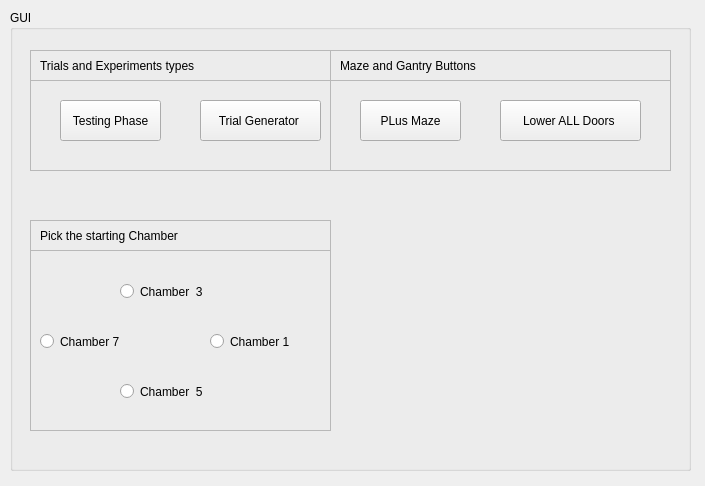
Old version of the form src/omniroute_operation/src/dynamic_training_controller/dynamic_training_controller_interface.ui in the repository NC4Lab/omniroute_ubuntu_ws.
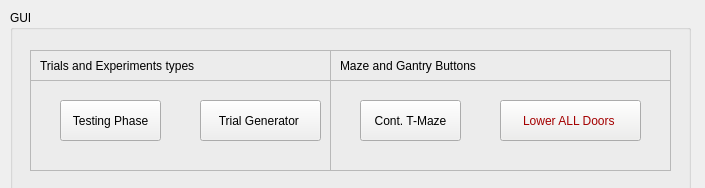
New version of the form.

Commit message: committing initial code for dynamic controller

Patch:
```diff
--- a/src/omniroute_operation/src/dynamic_training_controller/dynamic_training_controller_interface.ui
+++ b/src/omniroute_operation/src/dynamic_training_controller/dynamic_training_controller_interface.ui
@@ -7,7 +7,7 @@
     <x>0</x>
     <y>0</y>
     <width>705</width>
-    <height>486</height>
+    <height>188</height>
    </rect>
   </property>
   <property name="windowTitle">
@@ -19,7 +19,7 @@
      <x>10</x>
      <y>10</y>
      <width>681</width>
-     <height>461</height>
+     <height>191</height>
     </rect>
    </property>
    <property name="title">
@@ -50,7 +50,7 @@
       </rect>
      </property>
      <property name="text">
-      <string>PLus Maze</string>
+      <string>Cont. T-Maze</string>
      </property>
     </widget>
     <widget class="QPushButton" name="lowerAllDoorsBtn">
@@ -62,6 +62,157 @@
        <height>41</height>
       </rect>
      </property>
+     <property name="palette">
+      <palette>
+       <active>
+        <colorrole role="Button">
+         <brush brushstyle="SolidPattern">
+          <color alpha="255">
+           <red>238</red>
+           <green>238</green>
+           <blue>236</blue>
+          </color>
+         </brush>
+        </colorrole>
+        <colorrole role="Text">
+         <brush brushstyle="SolidPattern">
+          <color alpha="255">
+           <red>0</red>
+           <green>0</green>
+           <blue>0</blue>
+          </color>
+         </brush>
+        </colorrole>
+        <colorrole role="ButtonText">
+         <brush brushstyle="SolidPattern">
+          <color alpha="255">
+           <red>164</red>
+           <green>0</green>
+           <blue>0</blue>
+          </color>
+         </brush>
+        </colorrole>
+        <colorrole role="Shadow">
+         <brush brushstyle="SolidPattern">
+          <color alpha="255">
+           <red>239</red>
+           <green>239</green>
+           <blue>239</blue>
+          </color>
+         </brush>
+        </colorrole>
+        <colorrole role="PlaceholderText">
+         <brush brushstyle="SolidPattern">
+          <color alpha="128">
+           <red>164</red>
+           <green>0</green>
+           <blue>0</blue>
+          </color>
+         </brush>
+        </colorrole>
+       </active>
+       <inactive>
+        <colorrole role="Button">
+         <brush brushstyle="SolidPattern">
+          <color alpha="255">
+           <red>238</red>
+           <green>238</green>
+           <blue>236</blue>
+          </color>
+         </brush>
+        </colorrole>
+        <colorrole role="Text">
+         <brush brushstyle="SolidPattern">
+          <color alpha="255">
+           <red>0</red>
+           <green>0</green>
+           <blue>0</blue>
+          </color>
+         </brush>
+        </colorrole>
+        <colorrole role="ButtonText">
+         <brush brushstyle="SolidPattern">
+          <color alpha="255">
+           <red>164</red>
+           <green>0</green>
+           <blue>0</blue>
+          </color>
+         </brush>
+        </colorrole>
+        <colorrole role="Shadow">
+         <brush brushstyle="SolidPattern">
+          <color alpha="255">
+           <red>239</red>
+           <green>239</green>
+           <blue>239</blue>
+          </color>
+         </brush>
+        </colorrole>
+        <colorrole role="PlaceholderText">
+         <brush brushstyle="SolidPattern">
+          <color alpha="128">
+           <red>164</red>
+           <green>0</green>
+           <blue>0</blue>
+          </color>
+         </brush>
+        </colorrole>
+       </inactive>
+       <disabled>
+        <colorrole role="Button">
+         <brush brushstyle="SolidPattern">
+          <color alpha="255">
+           <red>238</red>
+           <green>238</green>
+           <blue>236</blue>
+          </color>
+         </brush>
+        </colorrole>
+        <colorrole role="Text">
+         <brush brushstyle="SolidPattern">
+          <color alpha="255">
+           <red>190</red>
+           <green>190</green>
+           <blue>190</blue>
+          </color>
+         </brush>
+        </colorrole>
+        <colorrole role="ButtonText">
+         <brush brushstyle="SolidPattern">
+          <color alpha="255">
+           <red>190</red>
+           <green>190</green>
+           <blue>190</blue>
+          </color>
+         </brush>
+        </colorrole>
+        <colorrole role="Shadow">
+         <brush brushstyle="SolidPattern">
+          <color alpha="255">
+           <red>239</red>
+           <green>239</green>
+           <blue>239</blue>
+          </color>
+         </brush>
+        </colorrole>
+        <colorrole role="PlaceholderText">
+         <brush brushstyle="SolidPattern">
+          <color alpha="128">
+           <red>0</red>
+           <green>0</green>
+           <blue>0</blue>
+          </color>
+         </brush>
+        </colorrole>
+       </disabled>
+      </palette>
+     </property>
+     <property name="autoFillBackground">
+      <bool>false</bool>
+     </property>
+     <property name="styleSheet">
+      <string notr="true"/>
+     </property>
      <property name="text">
       <string>Lower ALL Doors </string>
      </property>
@@ -167,103 +318,6 @@
      <string>Maze and Gantry Buttons</string>
     </property>
    </widget>
-   <widget class="QFrame" name="frame_5">
-    <property name="geometry">
-     <rect>
-      <x>20</x>
-      <y>240</y>
-      <width>301</width>
-      <height>181</height>
-     </rect>
-    </property>
-    <property name="frameShape">
-     <enum>QFrame::StyledPanel</enum>
-    </property>
-    <property name="frameShadow">
-     <enum>QFrame::Raised</enum>
-    </property>
-    <widget class="QRadioButton" name="chamberOneBtn">
-     <property name="geometry">
-      <rect>
-       <x>180</x>
-       <y>80</y>
-       <width>112</width>
-       <height>23</height>
-      </rect>
-     </property>
-     <property name="text">
-      <string>Chamber 1 </string>
-     </property>
-    </widget>
-    <widget class="QRadioButton" name="chamberThreeBtn">
-     <property name="geometry">
-      <rect>
-       <x>90</x>
-       <y>30</y>
-       <width>112</width>
-       <height>23</height>
-      </rect>
-     </property>
-     <property name="text">
-      <string>Chamber  3 </string>
-     </property>
-    </widget>
-    <widget class="QRadioButton" name="chamberSevenBtn">
-     <property name="geometry">
-      <rect>
-       <x>10</x>
-       <y>80</y>
-       <width>112</width>
-       <height>23</height>
-      </rect>
-     </property>
-     <property name="text">
-      <string>Chamber 7 </string>
-     </property>
-    </widget>
-    <widget class="QRadioButton" name="chamberFiveBtn">
-     <property name="geometry">
-      <rect>
-       <x>90</x>
-       <y>130</y>
-       <width>151</width>
-       <height>23</height>
-      </rect>
-     </property>
-     <property name="text">
-      <string>Chamber  5 </string>
-     </property>
-    </widget>
-   </widget>
-   <widget class="QFrame" name="frame_2">
-    <property name="geometry">
-     <rect>
-      <x>20</x>
-      <y>210</y>
-      <width>301</width>
-      <height>31</height>
-     </rect>
-    </property>
-    <property name="frameShape">
-     <enum>QFrame::StyledPanel</enum>
-    </property>
-    <property name="frameShadow">
-     <enum>QFrame::Raised</enum>
-    </property>
-    <widget class="QLabel" name="label_2">
-     <property name="geometry">
-      <rect>
-       <x>10</x>
-       <y>0</y>
-       <width>271</width>
-       <height>31</height>
-      </rect>
-     </property>
-     <property name="text">
-      <string>Pick the starting Chamber</string>
-     </property>
-    </widget>
-   </widget>
   </widget>
  </widget>
  <resources/>
```
The commit also changes 1 other file.
